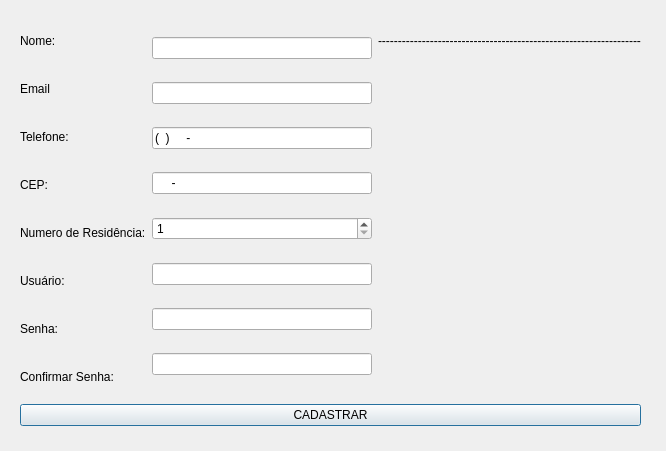
Qt form Estoque/telacadastrocliente.ui (grochavieira/ControleDeEstoque) before a commit.
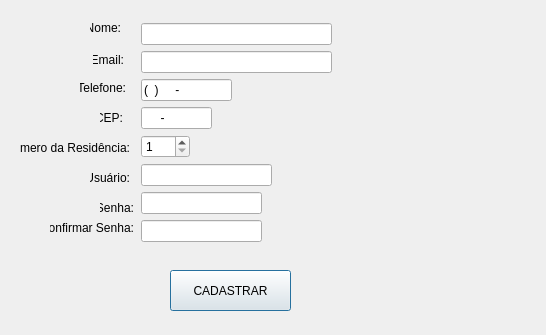
The same form after that commit.

```diff
--- a/Estoque/telacadastrocliente.ui
+++ b/Estoque/telacadastrocliente.ui
@@ -6,110 +6,176 @@
    <rect>
     <x>0</x>
     <y>0</y>
-    <width>666</width>
-    <height>451</height>
+    <width>546</width>
+    <height>335</height>
    </rect>
   </property>
   <property name="windowTitle">
    <string>Dialog</string>
   </property>
-  <widget class="QWidget" name="layoutWidget">
+  <widget class="QPushButton" name="btnCadastrarCliente">
    <property name="geometry">
     <rect>
-     <x>20</x>
-     <y>20</y>
-     <width>621</width>
-     <height>406</height>
+     <x>170</x>
+     <y>270</y>
+     <width>121</width>
+     <height>41</height>
     </rect>
    </property>
-   <layout class="QVBoxLayout" name="verticalLayout_3">
-    <item>
-     <layout class="QHBoxLayout" name="horizontalLayout">
-      <item>
-       <layout class="QVBoxLayout" name="verticalLayout">
-        <item>
+   <property name="text">
+    <string>CADASTRAR</string>
+   </property>
+  </widget>
          <widget class="QLabel" name="label">
+   <property name="geometry">
+    <rect>
+     <x>90</x>
+     <y>20</y>
+     <width>31</width>
+     <height>16</height>
+    </rect>
+   </property>
           <property name="text">
            <string>Nome:</string>
           </property>
-         </widget>
-        </item>
-        <item>
+   <property name="alignment">
+    <set>Qt::AlignRight|Qt::AlignTrailing|Qt::AlignVCenter</set>
+   </property>
+  </widget>
          <widget class="QLabel" name="label_4">
+   <property name="geometry">
+    <rect>
+     <x>93</x>
+     <y>50</y>
+     <width>31</width>
+     <height>20</height>
+    </rect>
+   </property>
           <property name="text">
-           <string>Email</string>
-          </property>
-         </widget>
-        </item>
-        <item>
+    <string>Email:</string>
+   </property>
+   <property name="alignment">
+    <set>Qt::AlignRight|Qt::AlignTrailing|Qt::AlignVCenter</set>
+   </property>
+  </widget>
          <widget class="QLabel" name="label_3">
+   <property name="geometry">
+    <rect>
+     <x>80</x>
+     <y>80</y>
+     <width>46</width>
+     <height>16</height>
+    </rect>
+   </property>
           <property name="text">
            <string>Telefone:</string>
           </property>
-         </widget>
-        </item>
-        <item>
+   <property name="alignment">
+    <set>Qt::AlignRight|Qt::AlignTrailing|Qt::AlignVCenter</set>
+   </property>
+  </widget>
          <widget class="QLabel" name="label_2">
+   <property name="geometry">
+    <rect>
+     <x>100</x>
+     <y>110</y>
+     <width>23</width>
+     <height>16</height>
+    </rect>
+   </property>
           <property name="text">
            <string>CEP:</string>
           </property>
-         </widget>
-        </item>
-        <item>
+   <property name="alignment">
+    <set>Qt::AlignRight|Qt::AlignTrailing|Qt::AlignVCenter</set>
+   </property>
+  </widget>
+  <widget class="QLabel" name="label_5">
+   <property name="geometry">
+    <rect>
+     <x>100</x>
+     <y>200</y>
+     <width>34</width>
+     <height>16</height>
+    </rect>
+   </property>
+   <property name="text">
+    <string>Senha:</string>
+   </property>
+   <property name="alignment">
+    <set>Qt::AlignRight|Qt::AlignTrailing|Qt::AlignVCenter</set>
+   </property>
+  </widget>
          <widget class="QLabel" name="label_8">
+   <property name="geometry">
+    <rect>
+     <x>20</x>
+     <y>140</y>
+     <width>110</width>
+     <height>16</height>
+    </rect>
+   </property>
           <property name="text">
-           <string>Numero de Residência:</string>
-          </property>
-         </widget>
-        </item>
-        <item>
+    <string>Numero da Residência:</string>
+   </property>
+   <property name="alignment">
+    <set>Qt::AlignRight|Qt::AlignTrailing|Qt::AlignVCenter</set>
+   </property>
+  </widget>
          <widget class="QLabel" name="label_7">
+   <property name="geometry">
+    <rect>
+     <x>90</x>
+     <y>170</y>
+     <width>40</width>
+     <height>16</height>
+    </rect>
+   </property>
           <property name="text">
            <string>Usuário:</string>
           </property>
-         </widget>
-        </item>
-        <item>
-         <widget class="QLabel" name="label_5">
-          <property name="text">
-           <string>Senha:</string>
-          </property>
-         </widget>
-        </item>
-        <item>
+   <property name="alignment">
+    <set>Qt::AlignRight|Qt::AlignTrailing|Qt::AlignVCenter</set>
+   </property>
+  </widget>
          <widget class="QLabel" name="label_6">
+   <property name="geometry">
+    <rect>
+     <x>50</x>
+     <y>220</y>
+     <width>84</width>
+     <height>16</height>
+    </rect>
+   </property>
           <property name="text">
            <string>Confirmar Senha:</string>
           </property>
-         </widget>
-        </item>
-       </layout>
-      </item>
-      <item>
-       <layout class="QVBoxLayout" name="verticalLayout_2">
-        <item>
-         <widget class="QLineEdit" name="txtNomeCliente">
-          <property name="maxLength">
-           <number>30</number>
-          </property>
-         </widget>
-        </item>
-        <item>
-         <widget class="QLineEdit" name="txtEmailCliente">
-          <property name="maxLength">
-           <number>30</number>
-          </property>
-         </widget>
-        </item>
-        <item>
+   <property name="alignment">
+    <set>Qt::AlignRight|Qt::AlignTrailing|Qt::AlignVCenter</set>
+   </property>
+  </widget>
          <widget class="QLineEdit" name="txtTelefoneCliente">
+   <property name="geometry">
+    <rect>
+     <x>141</x>
+     <y>79</y>
+     <width>91</width>
+     <height>22</height>
+    </rect>
+   </property>
           <property name="inputMask">
            <string>(00)00000-0000</string>
           </property>
          </widget>
-        </item>
-        <item>
          <widget class="QLineEdit" name="txtCepCliente">
+   <property name="geometry">
+    <rect>
+     <x>141</x>
+     <y>107</y>
+     <width>71</width>
+     <height>22</height>
+    </rect>
+   </property>
           <property name="inputMask">
            <string>00000-000</string>
           </property>
@@ -117,19 +183,41 @@
            <number>9</number>
           </property>
          </widget>
-        </item>
-        <item>
-         <widget class="QSpinBox" name="spnNumEnderecoCliente">
-          <property name="minimum">
-           <number>1</number>
-          </property>
-          <property name="maximum">
-           <number>9999</number>
-          </property>
-         </widget>
-        </item>
-        <item>
+  <widget class="QLineEdit" name="txtEmailCliente">
+   <property name="geometry">
+    <rect>
+     <x>141</x>
+     <y>51</y>
+     <width>191</width>
+     <height>22</height>
+    </rect>
+   </property>
+   <property name="maxLength">
+    <number>30</number>
+   </property>
+  </widget>
+  <widget class="QLineEdit" name="txtNomeCliente">
+   <property name="geometry">
+    <rect>
+     <x>141</x>
+     <y>23</y>
+     <width>191</width>
+     <height>22</height>
+    </rect>
+   </property>
+   <property name="maxLength">
+    <number>30</number>
+   </property>
+  </widget>
          <widget class="QLineEdit" name="txtUsuarioCliente">
+   <property name="geometry">
+    <rect>
+     <x>141</x>
+     <y>164</y>
+     <width>131</width>
+     <height>22</height>
+    </rect>
+   </property>
           <property name="maxLength">
            <number>20</number>
           </property>
@@ -137,9 +225,15 @@
            <enum>QLineEdit::Normal</enum>
           </property>
          </widget>
-        </item>
-        <item>
          <widget class="QLineEdit" name="txtSenhaCliente">
+   <property name="geometry">
+    <rect>
+     <x>141</x>
+     <y>192</y>
+     <width>121</width>
+     <height>22</height>
+    </rect>
+   </property>
           <property name="maxLength">
            <number>16</number>
           </property>
@@ -147,9 +241,15 @@
            <enum>QLineEdit::Password</enum>
           </property>
          </widget>
-        </item>
-        <item>
          <widget class="QLineEdit" name="txtConfirmarSenhaCliente">
+   <property name="geometry">
+    <rect>
+     <x>141</x>
+     <y>220</y>
+     <width>121</width>
+     <height>22</height>
+    </rect>
+   </property>
           <property name="maxLength">
            <number>16</number>
           </property>
@@ -157,33 +257,45 @@
            <enum>QLineEdit::Password</enum>
           </property>
          </widget>
-        </item>
-       </layout>
-      </item>
-      <item>
-       <layout class="QVBoxLayout" name="verticalLayout_4">
-        <item>
+  <widget class="QSpinBox" name="spnNumEnderecoCliente">
+   <property name="geometry">
+    <rect>
+     <x>141</x>
+     <y>135</y>
+     <width>49</width>
+     <height>23</height>
+    </rect>
+   </property>
+   <property name="minimum">
+    <number>1</number>
+   </property>
+   <property name="maximum">
+    <number>9999</number>
+   </property>
+  </widget>
          <widget class="QLabel" name="lblNomeClienteErro">
-          <property name="font">
-           <font>
-            <family>Segoe UI</family>
-           </font>
-          </property>
-          <property name="styleSheet">
-           <string notr="true">color: &quot;red&quot;;</string>
-          </property>
-          <property name="text">
-           <string>------------------------------------------------------------------</string>
-          </property>
-         </widget>
-        </item>
-        <item>
-         <widget class="QLabel" name="lblEmailClienteErro">
+   <property name="geometry">
+    <rect>
+     <x>340</x>
+     <y>20</y>
+     <width>201</width>
+     <height>16</height>
+    </rect>
+   </property>
+   <property name="minimumSize">
+    <size>
+     <width>200</width>
+     <height>0</height>
+    </size>
+   </property>
           <property name="font">
            <font>
             <family>Segoe UI</family>
            </font>
           </property>
+   <property name="autoFillBackground">
+    <bool>false</bool>
+   </property>
           <property name="styleSheet">
            <string notr="true">color: &quot;red&quot;;</string>
           </property>
@@ -191,14 +303,29 @@
            <string/>
           </property>
          </widget>
-        </item>
-        <item>
          <widget class="QLabel" name="lblTelefoneClienteErro">
+   <property name="geometry">
+    <rect>
+     <x>240</x>
+     <y>80</y>
+     <width>200</width>
+     <height>16</height>
+    </rect>
+   </property>
+   <property name="minimumSize">
+    <size>
+     <width>200</width>
+     <height>0</height>
+    </size>
+   </property>
           <property name="font">
            <font>
             <family>Segoe UI</family>
            </font>
           </property>
+   <property name="autoFillBackground">
+    <bool>false</bool>
+   </property>
           <property name="styleSheet">
            <string notr="true">color: &quot;red&quot;;</string>
           </property>
@@ -206,14 +333,29 @@
            <string/>
           </property>
          </widget>
-        </item>
-        <item>
          <widget class="QLabel" name="lblCepClienteErro">
+   <property name="geometry">
+    <rect>
+     <x>220</x>
+     <y>110</y>
+     <width>200</width>
+     <height>16</height>
+    </rect>
+   </property>
+   <property name="minimumSize">
+    <size>
+     <width>200</width>
+     <height>0</height>
+    </size>
+   </property>
           <property name="font">
            <font>
             <family>Segoe UI</family>
            </font>
           </property>
+   <property name="autoFillBackground">
+    <bool>false</bool>
+   </property>
           <property name="styleSheet">
            <string notr="true">color: &quot;red&quot;;</string>
           </property>
@@ -221,14 +363,61 @@
            <string/>
           </property>
          </widget>
-        </item>
-        <item>
+  <widget class="QLabel" name="lblEmailClienteErro">
+   <property name="geometry">
+    <rect>
+     <x>340</x>
+     <y>50</y>
+     <width>200</width>
+     <height>16</height>
+    </rect>
+   </property>
+   <property name="minimumSize">
+    <size>
+     <width>200</width>
+     <height>0</height>
+    </size>
+   </property>
+   <property name="font">
+    <font>
+     <family>Segoe UI</family>
+    </font>
+   </property>
+   <property name="autoFillBackground">
+    <bool>false</bool>
+   </property>
+   <property name="styleSheet">
+    <string notr="true">color: &quot;red&quot;;
+background: &quot;white&quot;;
+</string>
+   </property>
+   <property name="text">
+    <string/>
+   </property>
+  </widget>
          <widget class="QLabel" name="lblNumEnderecoClienteErro">
+   <property name="geometry">
+    <rect>
+     <x>200</x>
+     <y>140</y>
+     <width>200</width>
+     <height>16</height>
+    </rect>
+   </property>
+   <property name="minimumSize">
+    <size>
+     <width>200</width>
+     <height>0</height>
+    </size>
+   </property>
           <property name="font">
            <font>
             <family>Segoe UI</family>
            </font>
           </property>
+   <property name="autoFillBackground">
+    <bool>false</bool>
+   </property>
           <property name="styleSheet">
            <string notr="true">color: &quot;red&quot;;</string>
           </property>
@@ -236,14 +425,29 @@
            <string/>
           </property>
          </widget>
-        </item>
-        <item>
          <widget class="QLabel" name="lblUsuarioClienteErro">
+   <property name="geometry">
+    <rect>
+     <x>290</x>
+     <y>170</y>
+     <width>200</width>
+     <height>16</height>
+    </rect>
+   </property>
+   <property name="minimumSize">
+    <size>
+     <width>200</width>
+     <height>0</height>
+    </size>
+   </property>
           <property name="font">
            <font>
             <family>Segoe UI</family>
            </font>
           </property>
+   <property name="autoFillBackground">
+    <bool>false</bool>
+   </property>
           <property name="styleSheet">
            <string notr="true">color: &quot;red&quot;;</string>
           </property>
@@ -251,14 +455,29 @@
            <string/>
           </property>
          </widget>
-        </item>
-        <item>
          <widget class="QLabel" name="lblSenhaClienteErro">
+   <property name="geometry">
+    <rect>
+     <x>280</x>
+     <y>200</y>
+     <width>200</width>
+     <height>16</height>
+    </rect>
+   </property>
+   <property name="minimumSize">
+    <size>
+     <width>200</width>
+     <height>0</height>
+    </size>
+   </property>
           <property name="font">
            <font>
             <family>Segoe UI</family>
            </font>
           </property>
+   <property name="autoFillBackground">
+    <bool>false</bool>
+   </property>
           <property name="styleSheet">
            <string notr="true">color: &quot;red&quot;;</string>
           </property>
@@ -266,34 +485,35 @@
            <string/>
           </property>
          </widget>
-        </item>
-        <item>
          <widget class="QLabel" name="lblConfirmarSenhaClienteErro">
+   <property name="geometry">
+    <rect>
+     <x>280</x>
+     <y>230</y>
+     <width>200</width>
+     <height>16</height>
+    </rect>
+   </property>
+   <property name="minimumSize">
+    <size>
+     <width>200</width>
+     <height>0</height>
+    </size>
+   </property>
           <property name="font">
            <font>
             <family>Segoe UI</family>
            </font>
           </property>
+   <property name="autoFillBackground">
+    <bool>false</bool>
+   </property>
           <property name="styleSheet">
            <string notr="true">color: &quot;red&quot;;</string>
           </property>
           <property name="text">
            <string/>
           </property>
-         </widget>
-        </item>
-       </layout>
-      </item>
-     </layout>
-    </item>
-    <item>
-     <widget class="QPushButton" name="btnCadastrarCliente">
-      <property name="text">
-       <string>CADASTRAR</string>
-      </property>
-     </widget>
-    </item>
-   </layout>
   </widget>
  </widget>
  <resources/>
```
Left out of the diff: 28 changed lines with no effect on the pictures. Lines whose indentation alone changed are shown as unchanged.
